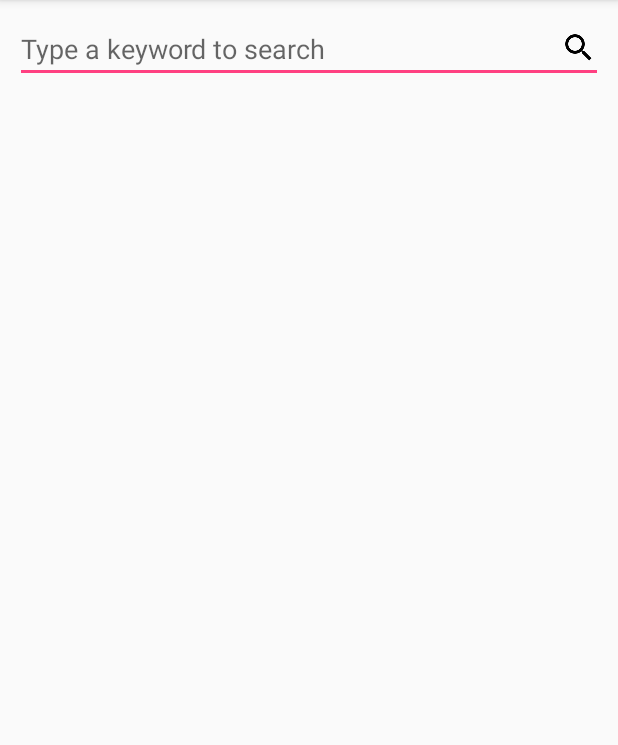
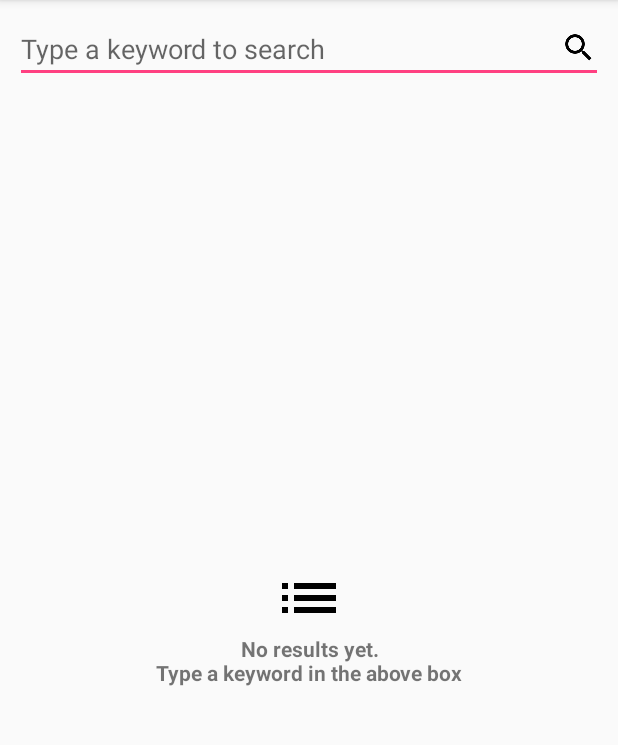
Before and after one commit to malkes/BookListing, an Android app: the screen it shows after launch (MainActivity), on a phone screen of 412 x 824 dp, the part 84-829 px from its top. Run offline under Robolectric (Android 15) with nearby library versions, the phone set to English and light mode, and no system bars.

Commit message:
Adding empty state to ListView

```diff
--- a/app/src/main/java/com/malkes/booklisting/MainActivity.java
+++ b/app/src/main/java/com/malkes/booklisting/MainActivity.java
@@ -85,6 +85,8 @@ public class MainActivity extends AppCompatActivity {
     }
 
     private void showMessage(){
+        tvErrorMessage.setText(R.string.error_message);
+        tvErrorMessage.setCompoundDrawablesWithIntrinsicBounds(0,0,0,0);
         mListView.setVisibility(View.GONE);
         tvErrorMessage.setVisibility(View.VISIBLE);
     }
--- a/app/src/main/res/layout/activity_main.xml
+++ b/app/src/main/res/layout/activity_main.xml
@@ -23,10 +23,10 @@
         android:layout_height="match_parent">
 
         <TextView
-            android:visibility="gone"
+            android:drawableTop="@drawable/ic_list_black_48dp"
             android:id="@+id/tv_error_message"
             android:textStyle="bold"
-            android:text="@string/error_message"
+            android:text="@string/no_results"
             android:layout_margin="@dimen/edit_search_margin"
             android:layout_width="match_parent"
             android:layout_height="wrap_content"
--- a/app/src/main/res/values/strings.xml
+++ b/app/src/main/res/values/strings.xml
@@ -6,4 +6,5 @@
     <string name="no_internet_message">No internet connection available</string>
     <string name="button_ok">OK</string>
     <string name="no_internet_title">Warning</string>
+    <string name="no_results">No results yet.\nType a keyword in the above box</string>
 </resources>
```
Also changed, not shown: app/src/main/res/drawable-hdpi/ic_list_black_48dp.png (added), app/src/main/res/drawable-xhdpi/ic_list_black_48dp.png (added), app/src/main/res/drawable-xxhdpi/ic_list_black_48dp.png (added), app/src/main/res/drawable-xxxhdpi/ic_list_black_48dp.png (added).
